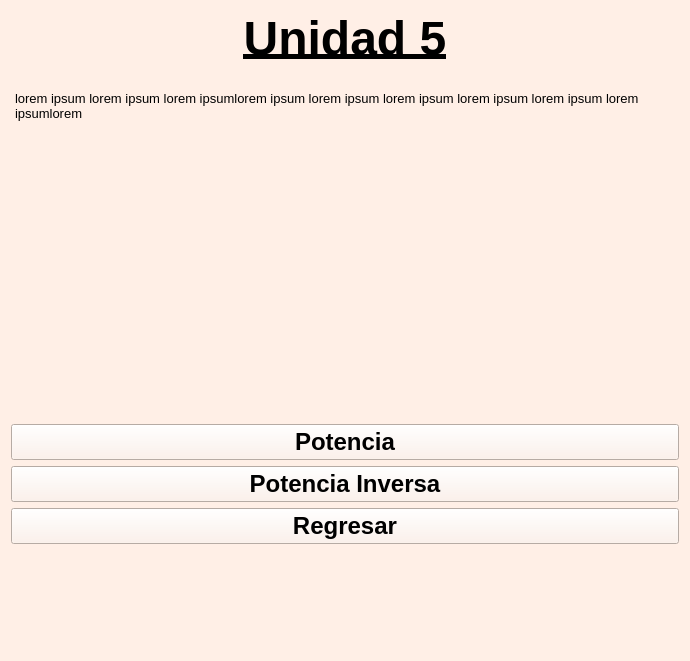
Qt form Unidad5.ui (ikababiz/Proyecto-Metodos-Numericos-I) before a commit.
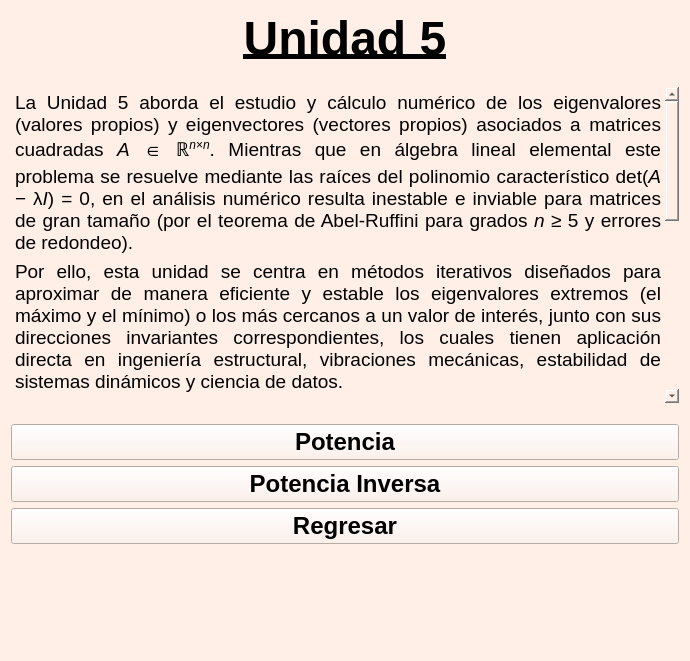
The same form after that commit. Icons and pictures are not drawn.

Patch:
```diff
--- a/Unidad5.ui
+++ b/Unidad5.ui
@@ -79,7 +79,12 @@
 &lt;html&gt;&lt;head&gt;&lt;meta name=&quot;qrichtext&quot; content=&quot;1&quot; /&gt;&lt;style type=&quot;text/css&quot;&gt;
 p, li { white-space: pre-wrap; }
 &lt;/style&gt;&lt;/head&gt;&lt;body style=&quot; font-family:'Arial'; font-size:18pt; font-weight:400; font-style:normal;&quot;&gt;
-&lt;p style=&quot; margin-top:0px; margin-bottom:0px; margin-left:0px; margin-right:0px; -qt-block-indent:0; text-indent:0px;&quot;&gt;&lt;span style=&quot; font-family:'Ubuntu Bold'; font-size:10pt;&quot;&gt;lorem ipsum lorem ipsum lorem ipsumlorem ipsum lorem ipsum lorem ipsum lorem ipsum lorem ipsum lorem ipsumlorem&lt;/span&gt;&lt;/p&gt;&lt;/body&gt;&lt;/html&gt;</string>
+&lt;p align=&quot;justify&quot; style=&quot; margin-top:4px; margin-bottom:6px; margin-left:0px; margin-right:0px; -qt-block-indent:0; text-indent:0px;&quot;&gt;&lt;span style=&quot; font-family:'Segoe UI,Arial,sans-serif'; font-size:14pt; color:#000000;&quot;&gt;La Unidad 5 aborda el estudio y cálculo numérico de los eigenvalores (valores propios) y eigenvectores (vectores propios) asociados a matrices cuadradas &lt;/span&gt;&lt;span style=&quot; font-family:'Segoe UI,Arial,sans-serif'; font-size:14pt; font-style:italic; color:#000000;&quot;&gt;A&lt;/span&gt;&lt;span style=&quot; font-family:'Segoe UI,Arial,sans-serif'; font-size:14pt; color:#000000;&quot;&gt; ∈ ℝ&lt;/span&gt;&lt;span style=&quot; font-family:'Segoe UI,Arial,sans-serif'; font-size:14pt; font-style:italic; color:#000000; vertical-align:super;&quot;&gt;n&lt;/span&gt;&lt;span style=&quot; font-family:'Segoe UI,Arial,sans-serif'; font-size:14pt; color:#000000; vertical-align:super;&quot;&gt;×&lt;/span&gt;&lt;span style=&quot; font-family:'Segoe UI,Arial,sans-serif'; font-size:14pt; font-style:italic; color:#000000; vertical-align:super;&quot;&gt;n&lt;/span&gt;&lt;span style=&quot; font-family:'Segoe UI,Arial,sans-serif'; font-size:14pt; color:#000000;&quot;&gt;. Mientras que en álgebra lineal elemental este problema se resuelve mediante las raíces del polinomio característico det(&lt;/span&gt;&lt;span style=&quot; font-family:'Segoe UI,Arial,sans-serif'; font-size:14pt; font-style:italic; color:#000000;&quot;&gt;A&lt;/span&gt;&lt;span style=&quot; font-family:'Segoe UI,Arial,sans-serif'; font-size:14pt; color:#000000;&quot;&gt; − λ&lt;/span&gt;&lt;span style=&quot; font-family:'Segoe UI,Arial,sans-serif'; font-size:14pt; font-style:italic; color:#000000;&quot;&gt;I&lt;/span&gt;&lt;span style=&quot; font-family:'Segoe UI,Arial,sans-serif'; font-size:14pt; color:#000000;&quot;&gt;) = 0, en el análisis numérico resulta inestable e inviable para matrices de gran tamaño (por el teorema de Abel-Ruffini para grados &lt;/span&gt;&lt;span style=&quot; font-family:'Segoe UI,Arial,sans-serif'; font-size:14pt; font-style:italic; color:#000000;&quot;&gt;n&lt;/span&gt;&lt;span style=&quot; font-family:'Segoe UI,Arial,sans-serif'; font-size:14pt; color:#000000;&quot;&gt; ≥ 5 y errores de redondeo).&lt;/span&gt;&lt;/p&gt;
+&lt;p align=&quot;justify&quot; style=&quot; margin-top:4px; margin-bottom:6px; margin-left:0px; margin-right:0px; -qt-block-indent:0; text-indent:0px;&quot;&gt;&lt;span style=&quot; font-family:'Segoe UI,Arial,sans-serif'; font-size:14pt; color:#000000;&quot;&gt;Por ello, esta unidad se centra en métodos iterativos diseñados para aproximar de manera eficiente y estable los eigenvalores extremos (el máximo y el mínimo) o los más cercanos a un valor de interés, junto con sus direcciones invariantes correspondientes, los cuales tienen aplicación directa en ingeniería estructural, vibraciones mecánicas, estabilidad de sistemas dinámicos y ciencia de datos.&lt;/span&gt;&lt;/p&gt;
+&lt;p align=&quot;justify&quot; style=&quot; margin-top:10px; margin-bottom:4px; margin-left:0px; margin-right:0px; -qt-block-indent:0; text-indent:0px;&quot;&gt;&lt;span style=&quot; font-family:'Segoe UI,Arial,sans-serif'; font-size:14pt; font-weight:600; color:#000000;&quot;&gt;Articulación de los Tres Métodos Estudiados&lt;/span&gt;&lt;/p&gt;
+&lt;p align=&quot;justify&quot; style=&quot; margin-top:4px; margin-bottom:6px; margin-left:0px; margin-right:0px; -qt-block-indent:0; text-indent:0px;&quot;&gt;&lt;span style=&quot; font-family:'Segoe UI,Arial,sans-serif'; font-size:14pt; font-weight:600; color:#000000;&quot;&gt;1. Fundamentos de Eigenvalores y Eigenvectores:&lt;/span&gt;&lt;span style=&quot; font-family:'Segoe UI,Arial,sans-serif'; font-size:14pt; color:#000000;&quot;&gt; Establece la base teórica de la unidad mediante la relación &lt;/span&gt;&lt;span style=&quot; font-family:'Segoe UI,Arial,sans-serif'; font-size:14pt; font-style:italic; color:#000000;&quot;&gt;Av&lt;/span&gt;&lt;span style=&quot; font-family:'Segoe UI,Arial,sans-serif'; font-size:14pt; color:#000000;&quot;&gt; = λ&lt;/span&gt;&lt;span style=&quot; font-family:'Segoe UI,Arial,sans-serif'; font-size:14pt; font-style:italic; color:#000000;&quot;&gt;v&lt;/span&gt;&lt;span style=&quot; font-family:'Segoe UI,Arial,sans-serif'; font-size:14pt; color:#000000;&quot;&gt;. Define qué representa geométricamente un eigenvector (una dirección que solo se escala bajo la transformación &lt;/span&gt;&lt;span style=&quot; font-family:'Segoe UI,Arial,sans-serif'; font-size:14pt; font-style:italic; color:#000000;&quot;&gt;A&lt;/span&gt;&lt;span style=&quot; font-family:'Segoe UI,Arial,sans-serif'; font-size:14pt; color:#000000;&quot;&gt;) y un eigenvalor (el factor de escala λ), además de introducir el polinomio característico y el Cociente de Rayleigh para estimar eigenvalores a partir de vectores aproximados.&lt;/span&gt;&lt;/p&gt;
+&lt;p align=&quot;justify&quot; style=&quot; margin-top:4px; margin-bottom:6px; margin-left:0px; margin-right:0px; -qt-block-indent:0; text-indent:0px;&quot;&gt;&lt;span style=&quot; font-family:'Segoe UI,Arial,sans-serif'; font-size:14pt; font-weight:600; color:#000000;&quot;&gt;2. Método de la Potencia (Cálculo del Eigenvalor Dominante):&lt;/span&gt;&lt;span style=&quot; font-family:'Segoe UI,Arial,sans-serif'; font-size:14pt; color:#000000;&quot;&gt; Introduce el algoritmo iterativo fundamental para hallar el eigenvalor de mayor magnitud absoluta (|λ&lt;/span&gt;&lt;span style=&quot; font-family:'Segoe UI,Arial,sans-serif'; font-size:14pt; color:#000000; vertical-align:sub;&quot;&gt;1&lt;/span&gt;&lt;span style=&quot; font-family:'Segoe UI,Arial,sans-serif'; font-size:14pt; color:#000000;&quot;&gt;|) y su eigenvector asociado &lt;/span&gt;&lt;span style=&quot; font-family:'Segoe UI,Arial,sans-serif'; font-size:14pt; font-style:italic; color:#000000;&quot;&gt;v&lt;/span&gt;&lt;span style=&quot; font-family:'Segoe UI,Arial,sans-serif'; font-size:14pt; color:#000000; vertical-align:sub;&quot;&gt;1&lt;/span&gt;&lt;span style=&quot; font-family:'Segoe UI,Arial,sans-serif'; font-size:14pt; color:#000000;&quot;&gt;. Al multiplicar repetidamente un vector inicial normalizado por la matriz &lt;/span&gt;&lt;span style=&quot; font-family:'Segoe UI,Arial,sans-serif'; font-size:14pt; font-style:italic; color:#000000;&quot;&gt;A&lt;/span&gt;&lt;span style=&quot; font-family:'Segoe UI,Arial,sans-serif'; font-size:14pt; color:#000000;&quot;&gt;, el componente en la dirección dominante crece más rápido que el resto, logrando la convergencia sin necesidad de calcular determinantes ni polinomios.&lt;/span&gt;&lt;/p&gt;
+&lt;p align=&quot;justify&quot; style=&quot; margin-top:4px; margin-bottom:6px; margin-left:0px; margin-right:0px; -qt-block-indent:0; text-indent:0px;&quot;&gt;&lt;span style=&quot; font-family:'Segoe UI,Arial,sans-serif'; font-size:14pt; font-weight:600; color:#000000;&quot;&gt;3. Método de la Potencia Inversa (Eigenvalor Mínimo y Desplazamiento):&lt;/span&gt;&lt;span style=&quot; font-family:'Segoe UI,Arial,sans-serif'; font-size:14pt; color:#000000;&quot;&gt; Extiende el método anterior aplicándolo conceptualmente a la matriz inversa &lt;/span&gt;&lt;span style=&quot; font-family:'Segoe UI,Arial,sans-serif'; font-size:14pt; font-style:italic; color:#000000;&quot;&gt;A&lt;/span&gt;&lt;span style=&quot; font-family:'Segoe UI,Arial,sans-serif'; font-size:14pt; color:#000000; vertical-align:super;&quot;&gt;−1&lt;/span&gt;&lt;span style=&quot; font-family:'Segoe UI,Arial,sans-serif'; font-size:14pt; color:#000000;&quot;&gt; (resolviendo sistemas lineales &lt;/span&gt;&lt;span style=&quot; font-family:'Segoe UI,Arial,sans-serif'; font-size:14pt; font-style:italic; color:#000000;&quot;&gt;Ay&lt;/span&gt;&lt;span style=&quot; font-family:'Segoe UI,Arial,sans-serif'; font-size:14pt; color:#000000; vertical-align:super;&quot;&gt;(&lt;/span&gt;&lt;span style=&quot; font-family:'Segoe UI,Arial,sans-serif'; font-size:14pt; font-style:italic; color:#000000; vertical-align:super;&quot;&gt;k&lt;/span&gt;&lt;span style=&quot; font-family:'Segoe UI,Arial,sans-serif'; font-size:14pt; color:#000000; vertical-align:super;&quot;&gt;+1)&lt;/span&gt;&lt;span style=&quot; font-family:'Segoe UI,Arial,sans-serif'; font-size:14pt; color:#000000;&quot;&gt; = &lt;/span&gt;&lt;span style=&quot; font-family:'Segoe UI,Arial,sans-serif'; font-size:14pt; font-style:italic; color:#000000;&quot;&gt;x&lt;/span&gt;&lt;span style=&quot; font-family:'Segoe UI,Arial,sans-serif'; font-size:14pt; color:#000000; vertical-align:super;&quot;&gt;(&lt;/span&gt;&lt;span style=&quot; font-family:'Segoe UI,Arial,sans-serif'; font-size:14pt; font-style:italic; color:#000000; vertical-align:super;&quot;&gt;k&lt;/span&gt;&lt;span style=&quot; font-family:'Segoe UI,Arial,sans-serif'; font-size:14pt; color:#000000; vertical-align:super;&quot;&gt;)&lt;/span&gt;&lt;span style=&quot; font-family:'Segoe UI,Arial,sans-serif'; font-size:14pt; color:#000000;&quot;&gt; en cada paso). Esto permite encontrar el eigenvalor de menor magnitud absoluta (|λ&lt;/span&gt;&lt;span style=&quot; font-family:'Segoe UI,Arial,sans-serif'; font-size:14pt; font-style:italic; color:#000000; vertical-align:sub;&quot;&gt;n&lt;/span&gt;&lt;span style=&quot; font-family:'Segoe UI,Arial,sans-serif'; font-size:14pt; color:#000000;&quot;&gt;|), y al incorporar un desplazamiento espectral (&lt;/span&gt;&lt;span style=&quot; font-family:'Segoe UI,Arial,sans-serif'; font-size:14pt; font-style:italic; color:#000000;&quot;&gt;A&lt;/span&gt;&lt;span style=&quot; font-family:'Segoe UI,Arial,sans-serif'; font-size:14pt; color:#000000;&quot;&gt; − μ&lt;/span&gt;&lt;span style=&quot; font-family:'Segoe UI,Arial,sans-serif'; font-size:14pt; font-style:italic; color:#000000;&quot;&gt;I&lt;/span&gt;&lt;span style=&quot; font-family:'Segoe UI,Arial,sans-serif'; font-size:14pt; color:#000000;&quot;&gt;) posibilita localizar cualquier eigenvalor intermedio cercano a un escalar μ dado.&lt;/span&gt;&lt;/p&gt;&lt;/body&gt;&lt;/html&gt;</string>
        </property>
       </widget>
      </item>
```
Left out of the diff: 2 changed lines with no effect on the pictures.
